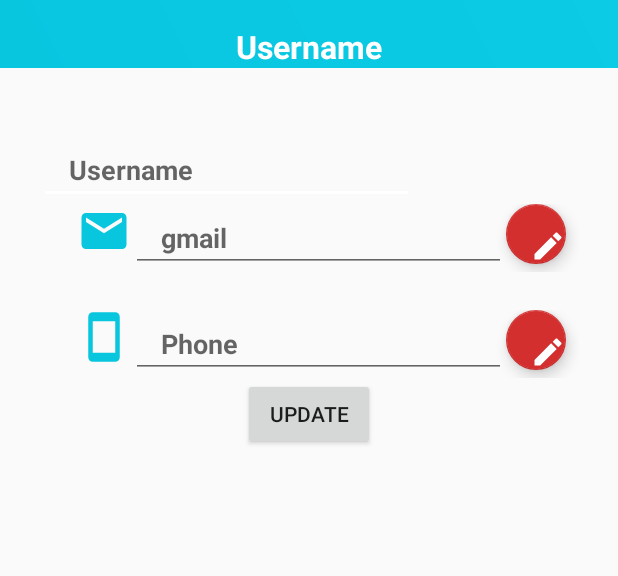
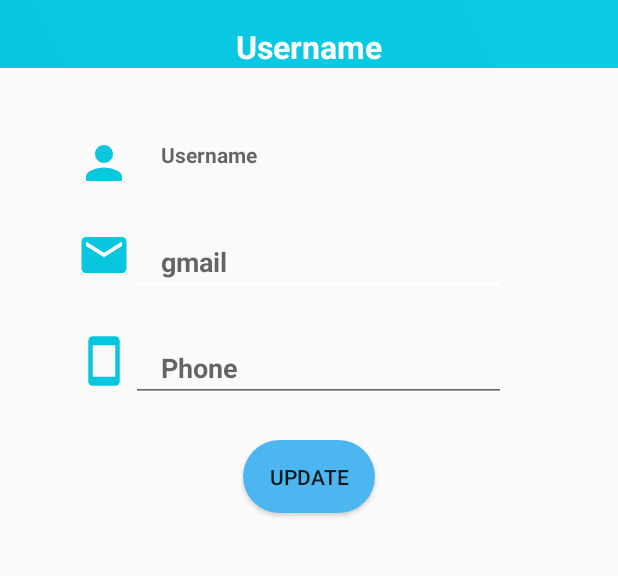
Before and after one commit to venumittapalli576/SummerSchool, an Android app: the EditProfile screen opened directly, with no data from a screen before it, on a phone screen of 412 x 824 dp, the part 240-816 px from its top. Run offline under Robolectric (Android 15) with nearby library versions, the phone set to English and light mode, and no system bars; our stand-ins replace Volley; 1 statement that could not run was skipped.

Commit message:
Added update profile

```diff
--- a/app/src/main/java/com/developmentapps/summerschool/Profile/EditProfile.java
+++ b/app/src/main/java/com/developmentapps/summerschool/Profile/EditProfile.java
@@ -11,6 +11,7 @@ import android.content.Intent;
 import android.view.View;
 import android.widget.Button;
 import android.widget.EditText;
+import android.widget.TextView;
 import android.widget.Toast;
 
 import com.android.volley.Request;
@@ -19,6 +20,7 @@ import com.android.volley.VolleyError;
 import com.android.volley.toolbox.JsonObjectRequest;
 import com.developmentapps.summerschool.Register.memberRegister.MySingleton;
 import com.developmentapps.summerschool.Register.memberRegister.SessionHandler;
+import com.developmentapps.summerschool.Register.memberRegister.User;
 import com.developmentapps.summerschool.activity.MainActivity;
 
 import org.json.JSONException;
@@ -38,7 +40,7 @@ public class EditProfile extends AppCompatActivity {
     private static final String KEY_LOCATION = "Location";
     private static final String KEY_PHONENUMBER = "Phonenumber";
     private static final String KEY_EMPTY = "";
-    private EditText etUsername;
+    private TextView etUsername;
     private EditText etPassword;
     private EditText etConfirmPassword;
     private EditText etFullName;
@@ -63,8 +65,9 @@ public class EditProfile extends AppCompatActivity {
     private ProgressDialog pDialog;
     Button update;
     //private String register_url = "http://172.168.2.78/summerportal/register.php";
-    private String register_url = "http://192.168.43.108/summerportal/update.php";
+    private String register_url = "http://192.168.43.240/summerportal/update.php";
     private SessionHandler session;
+    User user;
 
     @Override
     protected void onCreate(Bundle savedInstanceState) {
@@ -72,17 +75,22 @@ public class EditProfile extends AppCompatActivity {
         session = new SessionHandler(getApplicationContext());
         setContentView(R.layout.activity_edit_profile);
 
+        user=session.getUserDetails();
+
         etUsername = findViewById(R.id.etusername);
-        etPassword = findViewById(R.id.etPassword);
+        etUsername.setText(user.getUsername());
+        etEmail = findViewById(R.id.etmail);
+
+       /* etPassword = findViewById(R.id.etPassword);
         etConfirmPassword = findViewById(R.id.etConfirmPassword);
-        etFullName = findViewById(R.id.etFullName);
-        etEmail = findViewById(R.id.etmail);
-        etPhonenumber=findViewById(R.id.etphone);
+        etFullName = findViewById(R.id.etFullName);*/
+
+       /* etPhonenumber=findViewById(R.id.etphone);
         etFathername=findViewById(R.id.etFathername);
         etAge=findViewById(R.id.etAge);
         etIntesteredcourse=findViewById(R.id.etSelectedcourse);
         etAddress=findViewById(R.id.etAddress);
-        etLocation=findViewById(R.id.etLocation);
+        etLocation=findViewById(R.id.etLocation);*/
 
        update = findViewById(R.id.btnUpdate);
 
@@ -93,16 +101,16 @@ public class EditProfile extends AppCompatActivity {
             public void onClick(View v) {
                 //Retrieve the data entered in the edit texts
                 username = etUsername.getText().toString().toLowerCase().trim();
-                password = etPassword.getText().toString().trim();
+               /* password = etPassword.getText().toString().trim();
                 confirmPassword = etConfirmPassword.getText().toString().trim();
-                fullName = etFullName.getText().toString().trim();
+                fullName = etFullName.getText().toString().trim();*/
                 Email=etEmail.getText().toString().trim();
-                Phonenumber=etPhonenumber.getText().toString().trim();
+               /* Phonenumber=etPhonenumber.getText().toString().trim();
                 Fathername=etFathername.getText().toString().trim();
                 Age=etAge.getText().toString().trim();
                 Intesteredcourse=etIntesteredcourse.getText().toString().trim();
                 Address=etAddress.getText().toString().trim();
-                Location=etLocation.getText().toString().trim();
+                Location=etLocation.getText().toString().trim();*/
                 if (validateInputs()) {
                     UpdateUser();
                 }
@@ -128,9 +136,7 @@ public class EditProfile extends AppCompatActivity {
      * Launch Dashboard Activity on Successful Sign Up
      */
     private void loadDashboard() {
-        Intent i = new Intent(getApplicationContext(), MainActivity.class);
-        startActivity(i);
-        finish();
+       Toast.makeText(getApplicationContext(),"updted Successfully",Toast.LENGTH_LONG).show();
 
     }
 
@@ -140,15 +146,15 @@ public class EditProfile extends AppCompatActivity {
         try {
             //Populate the request parameters
             request.put(KEY_USERNAME, username);
-            request.put(KEY_PASSWORD, password);
-            request.put(KEY_FULL_NAME, fullName);
+           // request.put(KEY_PASSWORD, password);
+           // request.put(KEY_FULL_NAME, fullName);
             request.put(KEY_EMAIL, Email);
-            request.put(KEY_PHONENUMBER, Phonenumber);
+           /* request.put(KEY_PHONENUMBER, Phonenumber);
             request.put(KEY_FATHERNAME, Fathername);
             request.put(KEY_AGE, Age);
             request.put(KEY_INTERESTEDCOURSE, Intesteredcourse);
             request.put(KEY_ADDRESS, Address);
-            request.put(KEY_LOCATION, Location);
+            request.put(KEY_LOCATION, Location);*/
 
         } catch (JSONException e) {
             e.printStackTrace();
@@ -160,15 +166,10 @@ public class EditProfile extends AppCompatActivity {
                         pDialog.dismiss();
                         try {
                             //Check if user got registered successfully
-                            if (response.getInt(KEY_STATUS) == 0) {
+                            if (response.getInt(KEY_STATUS) != 0) {
                                 //Set the user session
-                                session.loginUser(username,fullName,Email,Phonenumber,Intesteredcourse,Fathername,Location,Address,Age);
+                                session.loginUser(username, response.getString(KEY_FULL_NAME), Email, response.getString(KEY_PHONENUMBER), response.getString(KEY_INTERESTEDCOURSE),response.getString(KEY_FATHERNAME),response.getString(KEY_LOCATION),response.getString(KEY_ADDRESS),response.getString(KEY_AGE));
                                 loadDashboard();
-
-                            }else if(response.getInt(KEY_STATUS) == 1){
-                                //Display error message if username is already existsing
-                                etUsername.setError("Username already taken!");
-                                etUsername.requestFocus();
 
                             }else{
                                 Toast.makeText(getApplicationContext(),
--- /dev/null
+++ b/app/src/main/res/drawable/ic_person_black_24dp.xml
@@ -0,0 +1,9 @@
+<vector xmlns:android="http://schemas.android.com/apk/res/android"
+        android:width="24dp"
+        android:height="24dp"
+        android:viewportWidth="24.0"
+        android:viewportHeight="24.0">
+    <path
+        android:fillColor="@color/startblue"
+        android:pathData="M12,12c2.21,0 4,-1.79 4,-4s-1.79,-4 -4,-4 -4,1.79 -4,4 1.79,4 4,4zM12,14c-2.67,0 -8,1.34 -8,4v2h16v-2c0,-2.66 -5.33,-4 -8,-4z"/>
+</vector>
--- a/app/src/main/res/layout/activity_edit_profile.xml
+++ b/app/src/main/res/layout/activity_edit_profile.xml
@@ -55,20 +55,36 @@
         android:layout_gravity="center"
         android:layout_marginTop="45dp"
         android:orientation="vertical">
-        <EditText
-            android:id="@+id/etusername"
-
-            android:layout_width="250dp"
-            android:layout_height="wrap_content"
-            android:layout_gravity="center_vertical"
-            android:paddingLeft="20dp"
-            android:hint="@string/username"
-            android:textStyle="bold" />
 
         <LinearLayout
             android:layout_width="match_parent"
             android:layout_height="wrap_content"
             android:orientation="horizontal"
+            android:paddingLeft="25dp">
+
+            <ImageView
+                android:layout_width="36dp"
+                android:layout_height="36dp"
+                android:src="@drawable/ic_person_black_24dp" />
+
+            <TextView
+                android:id="@+id/etusername"
+
+                android:layout_width="250dp"
+                android:layout_height="30dp"
+                android:layout_gravity="center_vertical"
+                android:hint="@string/username"
+                android:paddingLeft="20dp"
+                android:textStyle="bold" />
+
+        </LinearLayout>
+
+
+        <LinearLayout
+            android:layout_width="match_parent"
+            android:layout_height="wrap_content"
+            android:orientation="horizontal"
+            android:layout_marginTop="25dp"
             android:paddingLeft="25dp">
 
             <ImageView
@@ -82,18 +98,10 @@
                 android:layout_width="250dp"
                 android:layout_height="wrap_content"
                 android:layout_gravity="center_vertical"
+                android:hint="gmail"
                 android:paddingLeft="20dp"
-                android:hint="gmail"
                 android:textStyle="bold" />
 
-            <android.support.design.widget.FloatingActionButton
-                android:id="@+id/gmailedit"
-                android:layout_width="wrap_content"
-                android:layout_height="40dp"
-                android:layout_alignEnd="@+id/imageview_account_profile"
-                android:layout_alignParentTop="true"
-                android:src="@drawable/ic_create_black_24dp"
-                app:backgroundTint="@color/colorPrimary" />
         </LinearLayout>
 
         <LinearLayout
@@ -113,24 +121,18 @@
                 android:layout_width="250dp"
                 android:layout_height="wrap_content"
                 android:layout_gravity="center_vertical"
+                android:hint="Phone"
                 android:paddingLeft="20dp"
-                android:hint="Phone"
                 android:textStyle="bold" />
 
-            <android.support.design.widget.FloatingActionButton
-                android:id="@+id/Phonenumberedit"
-                android:layout_width="wrap_content"
-                android:layout_height="40dp"
-                android:layout_alignEnd="@+id/imageview_account_profile"
-                android:layout_alignParentTop="true"
-                android:src="@drawable/ic_create_black_24dp"
-                app:backgroundTint="@color/colorPrimary" />
         </LinearLayout>
 
     </LinearLayout>
 
     <Button
+        android:layout_marginTop="25dp"
         android:id="@+id/btnUpdate"
+        android:background="@drawable/buttonstyle"
         android:layout_width="wrap_content"
         android:layout_height="wrap_content"
         android:layout_gravity="center"
```
